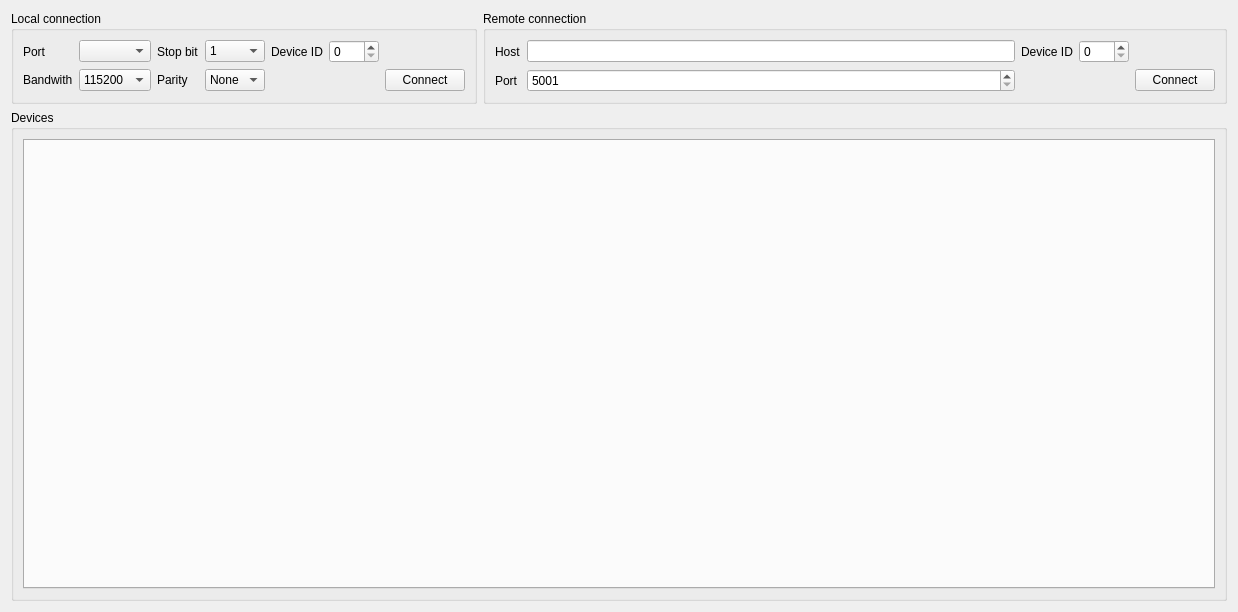
This is gui/view/main_window.ui in nucliflare/nlab-modbus as Qt 5 draws it before an edit. The edited form follows.
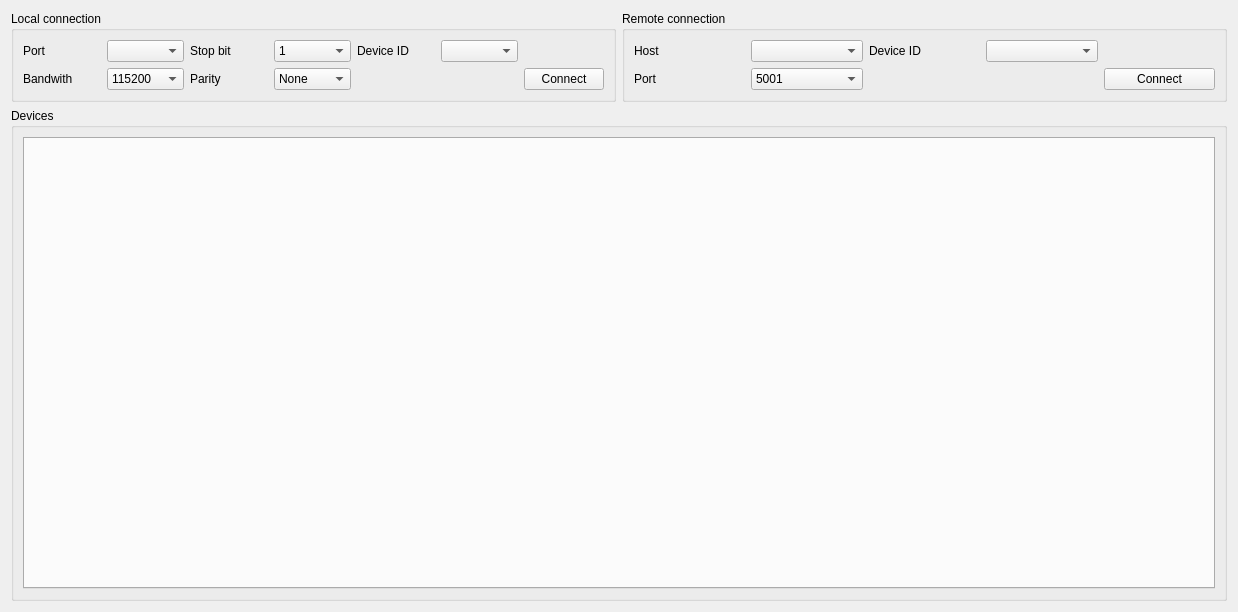
This is the edited form.

Commit message: added auto device discovery and widget population

```diff
--- a/gui/view/main_window.ui
+++ b/gui/view/main_window.ui
@@ -13,25 +13,21 @@
   <property name="windowTitle">
    <string>Form</string>
   </property>
-  <layout class="QVBoxLayout" name="verticalLayout_2">
+  <layout class="QVBoxLayout" name="verticalLayout_2" stretch="0,1,0">
    <item>
     <layout class="QHBoxLayout" name="horizontalLayout">
      <item>
       <widget class="QGroupBox" name="groupBox">
+       <property name="sizePolicy">
+        <sizepolicy hsizetype="Preferred" vsizetype="Fixed">
+         <horstretch>0</horstretch>
+         <verstretch>0</verstretch>
+        </sizepolicy>
+       </property>
        <property name="title">
         <string>Local connection</string>
        </property>
        <layout class="QGridLayout" name="gridLayout">
-        <item row="0" column="6">
-         <widget class="QSpinBox" name="local_id_spinner">
-          <property name="minimumSize">
-           <size>
-            <width>50</width>
-            <height>0</height>
-           </size>
-          </property>
-         </widget>
-        </item>
         <item row="0" column="2">
          <widget class="QLabel" name="label_3">
           <property name="text">
@@ -39,23 +35,28 @@
           </property>
          </widget>
         </item>
-        <item row="1" column="2">
-         <widget class="QLabel" name="label_4">
+        <item row="0" column="0">
+         <widget class="QLabel" name="label">
           <property name="text">
-           <string>Parity</string>
+           <string>Port</string>
           </property>
          </widget>
         </item>
-        <item row="0" column="3">
-         <widget class="QComboBox" name="stopbit_select">
+        <item row="1" column="3">
+         <widget class="QComboBox" name="parity_select">
           <item>
            <property name="text">
-            <string>1</string>
+            <string>None</string>
            </property>
           </item>
           <item>
            <property name="text">
-            <string>2</string>
+            <string>Odd</string>
+           </property>
+          </item>
+          <item>
+           <property name="text">
+            <string>Even</string>
            </property>
           </item>
          </widget>
@@ -67,13 +68,6 @@
           </property>
          </widget>
         </item>
-        <item row="0" column="0">
-         <widget class="QLabel" name="label">
-          <property name="text">
-           <string>Port</string>
-          </property>
-         </widget>
-        </item>
         <item row="1" column="1">
          <widget class="QComboBox" name="bandwith_select">
           <item>
@@ -103,9 +97,6 @@
           </item>
          </widget>
         </item>
-        <item row="0" column="1">
-         <widget class="QComboBox" name="port_select"/>
-        </item>
         <item row="1" column="0">
          <widget class="QLabel" name="label_2">
           <property name="text">
@@ -113,68 +104,59 @@
           </property>
          </widget>
         </item>
-        <item row="1" column="3">
-         <widget class="QComboBox" name="parity_select">
+        <item row="1" column="2">
+         <widget class="QLabel" name="label_4">
+          <property name="text">
+           <string>Parity</string>
+          </property>
+         </widget>
+        </item>
+        <item row="0" column="1">
+         <widget class="QComboBox" name="port_select"/>
+        </item>
+        <item row="0" column="3">
+         <widget class="QComboBox" name="stopbit_select">
           <item>
            <property name="text">
-            <string>None</string>
+            <string>1</string>
            </property>
           </item>
           <item>
            <property name="text">
-            <string>Odd</string>
+            <string>2</string>
            </property>
           </item>
-          <item>
-           <property name="text">
-            <string>Even</string>
-           </property>
-          </item>
          </widget>
         </item>
-        <item row="1" column="7">
+        <item row="1" column="6">
          <widget class="QPushButton" name="local_btn">
           <property name="text">
            <string>Connect</string>
           </property>
          </widget>
         </item>
+        <item row="0" column="5">
+         <widget class="QComboBox" name="local_select"/>
+        </item>
        </layout>
       </widget>
      </item>
      <item>
       <widget class="QGroupBox" name="groupBox_2">
+       <property name="sizePolicy">
+        <sizepolicy hsizetype="Preferred" vsizetype="Fixed">
+         <horstretch>0</horstretch>
+         <verstretch>0</verstretch>
+        </sizepolicy>
+       </property>
        <property name="title">
         <string>Remote connection</string>
        </property>
        <layout class="QGridLayout" name="gridLayout_2">
-        <item row="1" column="1">
-         <widget class="QSpinBox" name="port_spinner">
-          <property name="minimum">
-           <number>5001</number>
-          </property>
-          <property name="maximum">
-           <number>5002</number>
-          </property>
-         </widget>
-        </item>
-        <item row="0" column="1">
-         <widget class="QLineEdit" name="host_edit"/>
-        </item>
-        <item row="1" column="0">
-         <widget class="QLabel" name="label_7">
+        <item row="0" column="2">
+         <widget class="QLabel" name="label_8">
           <property name="text">
-           <string>Port</string>
-          </property>
-         </widget>
-        </item>
-        <item row="0" column="3">
-         <widget class="QSpinBox" name="remote_id_spinner">
-          <property name="minimumSize">
-           <size>
-            <width>50</width>
-            <height>0</height>
-           </size>
+           <string>Device ID</string>
           </property>
          </widget>
         </item>
@@ -185,10 +167,13 @@
           </property>
          </widget>
         </item>
-        <item row="0" column="2">
-         <widget class="QLabel" name="label_8">
+        <item row="0" column="3">
+         <widget class="QComboBox" name="remote_select"/>
+        </item>
+        <item row="1" column="0">
+         <widget class="QLabel" name="label_7">
           <property name="text">
-           <string>Device ID</string>
+           <string>Port</string>
           </property>
          </widget>
         </item>
@@ -199,13 +184,30 @@
           </property>
          </widget>
         </item>
+        <item row="0" column="1">
+         <widget class="QComboBox" name="host_select"/>
+        </item>
+        <item row="1" column="1">
+         <widget class="QComboBox" name="remote_port_select">
+          <item>
+           <property name="text">
+            <string>5001</string>
+           </property>
+          </item>
+          <item>
+           <property name="text">
+            <string>5002</string>
+           </property>
+          </item>
+         </widget>
+        </item>
        </layout>
       </widget>
      </item>
     </layout>
    </item>
    <item>
-    <widget class="QGroupBox" name="groupBox_3">
+    <widget class="QGroupBox" name="devices_group">
      <property name="enabled">
       <bool>true</bool>
      </property>
@@ -226,6 +228,19 @@
      </layout>
     </widget>
    </item>
+   <item>
+    <spacer name="verticalSpacer">
+     <property name="orientation">
+      <enum>Qt::Orientation::Vertical</enum>
+     </property>
+     <property name="sizeHint" stdset="0">
+      <size>
+       <width>0</width>
+       <height>0</height>
+      </size>
+     </property>
+    </spacer>
+   </item>
   </layout>
  </widget>
  <resources/>
```
The commit also changes 2 other files.
